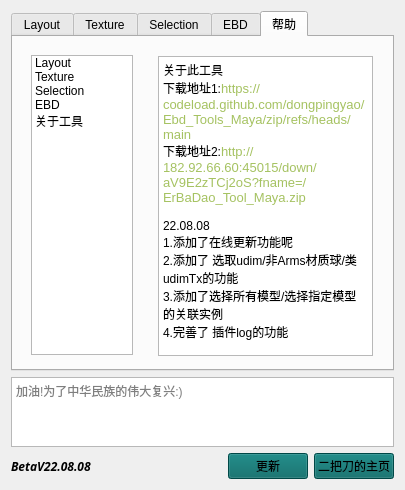
First picture: the form in ui/Ebd_Tools_maya.ui, repository dongpingyao/ErBaDao_Tool_Maya, before the edit.
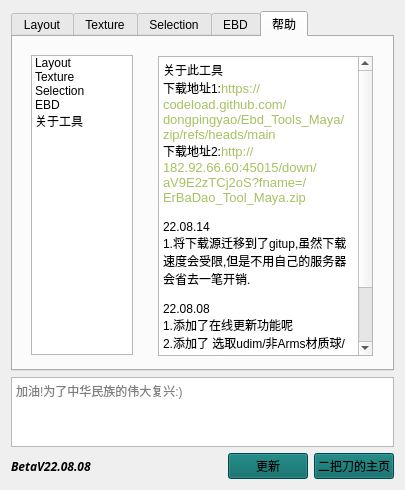
Second picture: the form after the edit. The open tabs and pages were chosen to show the change.

Commit message: 更新ui

The edit to the form file:
```diff
--- a/ui/Ebd_Tools_maya.ui
+++ b/ui/Ebd_Tools_maya.ui
@@ -2043,7 +2043,7 @@
         <attribute name="title">
          <string>帮助</string>
         </attribute>
-        <layout class="QHBoxLayout" name="horizontalLayout_36">
+        <layout class="QVBoxLayout" name="verticalLayout_27">
          <item>
           <layout class="QHBoxLayout" name="horizontalLayout_33">
            <item>
@@ -2261,6 +2261,9 @@
 &lt;p style=&quot; margin-top:0px; margin-bottom:0px; margin-left:0px; margin-right:0px; -qt-block-indent:0; text-indent:0px;&quot;&gt;关于此工具&lt;/p&gt;
 &lt;p style=&quot; margin-top:0px; margin-bottom:0px; margin-left:0px; margin-right:0px; -qt-block-indent:0; text-indent:0px;&quot;&gt;下载地址1:&lt;span style=&quot; font-family:'Consolas','monospace'; font-size:9.8pt; color:#a5c261;&quot;&gt;https://codeload.github.com/dongpingyao/Ebd_Tools_Maya/zip/refs/heads/main&lt;/span&gt;&lt;/p&gt;
 &lt;p style=&quot; margin-top:0px; margin-bottom:0px; margin-left:0px; margin-right:0px; -qt-block-indent:0; text-indent:0px;&quot;&gt;下载地址2:&lt;span style=&quot; font-family:'Consolas,monospace'; font-size:9.8pt; color:#a5c261;&quot;&gt;http://182.92.66.60:45015/down/aV9E2zTCj2oS?fname=/ErBaDao_Tool_Maya.zip&lt;/span&gt;&lt;/p&gt;
+&lt;p style=&quot;-qt-paragraph-type:empty; margin-top:0px; margin-bottom:0px; margin-left:0px; margin-right:0px; -qt-block-indent:0; text-indent:0px; font-family:'Consolas,monospace'; font-size:9.8pt; color:#a5c261;&quot;&gt;&lt;br /&gt;&lt;/p&gt;
+&lt;p style=&quot; margin-top:0px; margin-bottom:0px; margin-left:0px; margin-right:0px; -qt-block-indent:0; text-indent:0px;&quot;&gt;22.08.14&lt;/p&gt;
+&lt;p style=&quot; margin-top:0px; margin-bottom:0px; margin-left:0px; margin-right:0px; -qt-block-indent:0; text-indent:0px;&quot;&gt;1.将下载源迁移到了gitup,虽然下载速度会受限,但是不用自己的服务器会省去一笔开销.&lt;/p&gt;
 &lt;p style=&quot;-qt-paragraph-type:empty; margin-top:0px; margin-bottom:0px; margin-left:0px; margin-right:0px; -qt-block-indent:0; text-indent:0px;&quot;&gt;&lt;br /&gt;&lt;/p&gt;
 &lt;p style=&quot; margin-top:0px; margin-bottom:0px; margin-left:0px; margin-right:0px; -qt-block-indent:0; text-indent:0px;&quot;&gt;22.08.08&lt;/p&gt;
 &lt;p style=&quot; margin-top:0px; margin-bottom:0px; margin-left:0px; margin-right:0px; -qt-block-indent:0; text-indent:0px;&quot;&gt;1.添加了在线更新功能呢&lt;/p&gt;
```
Left out of the diff: 2 changed lines with no effect on the pictures. The commit also changes 1 other file.
